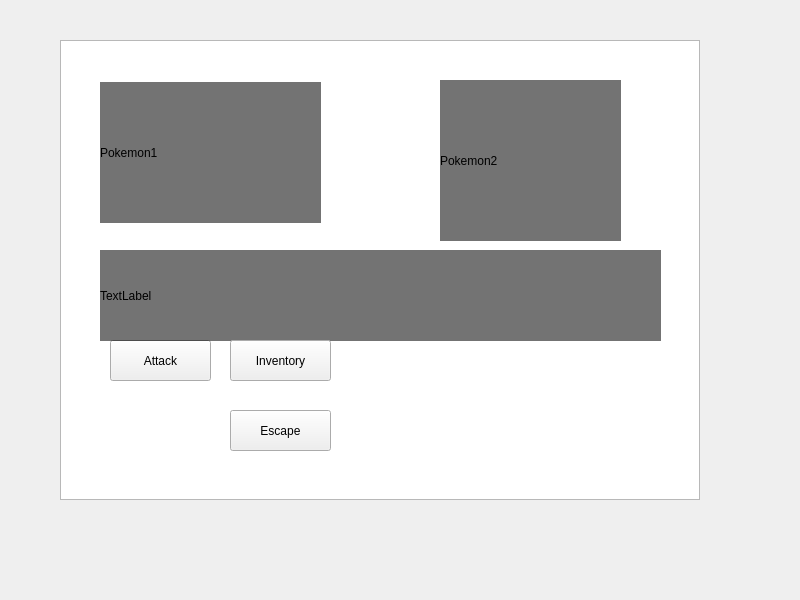
Above: Prototypes/Simulation_Test1/mainwindow.ui from PaulNowak36/Kritical-Hit before the change. Below: the same form after it.
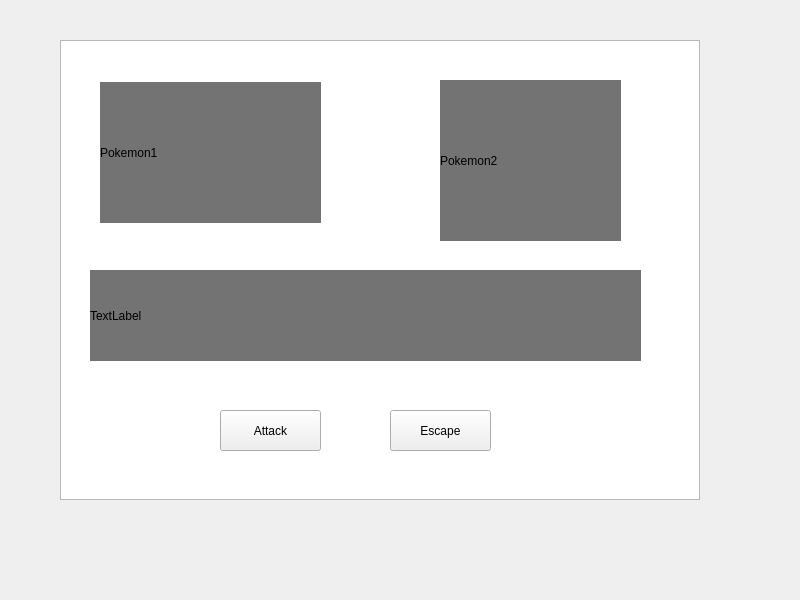
That is the form after the change. Icons and pictures are not drawn.

Commit message: escape button

```diff
--- a/Prototypes/Simulation_Test1/mainwindow.ui
+++ b/Prototypes/Simulation_Test1/mainwindow.ui
@@ -17,7 +17,7 @@
    <widget class="QPushButton" name="escapeButton">
     <property name="geometry">
      <rect>
-      <x>230</x>
+      <x>390</x>
       <y>410</y>
       <width>101</width>
       <height>41</height>
@@ -48,9 +48,9 @@
    <widget class="QLabel" name="statusLabel">
     <property name="geometry">
      <rect>
-      <x>100</x>
-      <y>250</y>
-      <width>561</width>
+      <x>90</x>
+      <y>270</y>
+      <width>551</width>
       <height>91</height>
      </rect>
     </property>
@@ -95,24 +95,11 @@
      <string>Pokemon1</string>
     </property>
    </widget>
-   <widget class="QPushButton" name="inventoryButton">
-    <property name="geometry">
-     <rect>
-      <x>230</x>
-      <y>340</y>
-      <width>101</width>
-      <height>41</height>
-     </rect>
-    </property>
-    <property name="text">
-     <string>Inventory</string>
-    </property>
-   </widget>
    <widget class="QPushButton" name="attackButton">
     <property name="geometry">
      <rect>
-      <x>110</x>
-      <y>340</y>
+      <x>220</x>
+      <y>410</y>
       <width>101</width>
       <height>41</height>
      </rect>
```
Left out of the diff: 1 changed line with no effect on the pictures. The commit also changes 10 other files.
